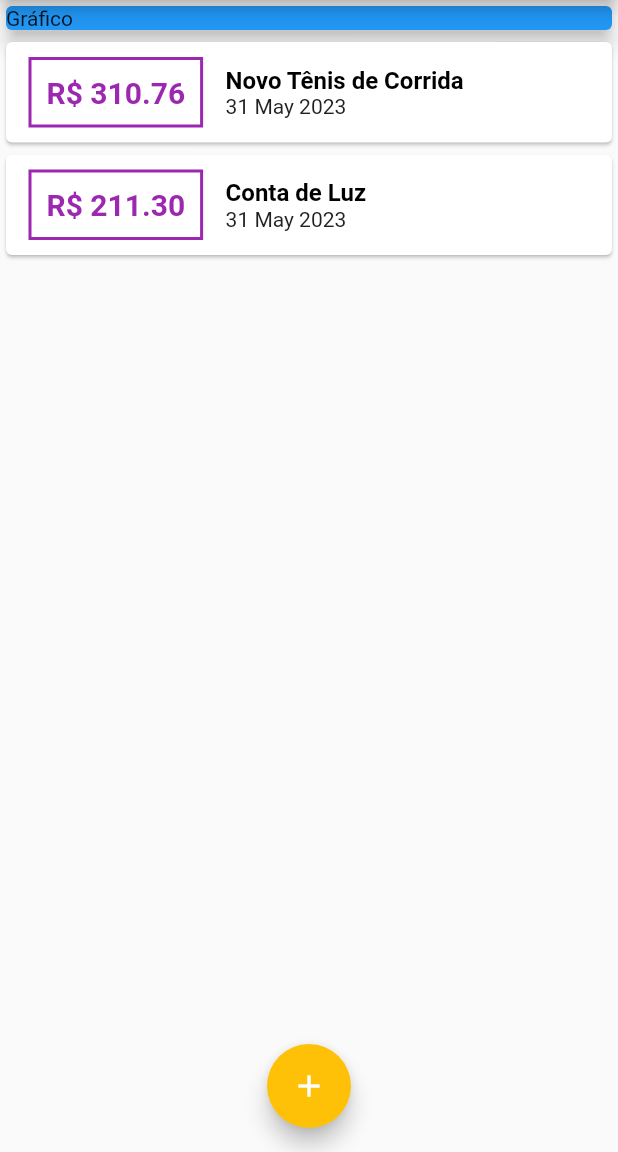
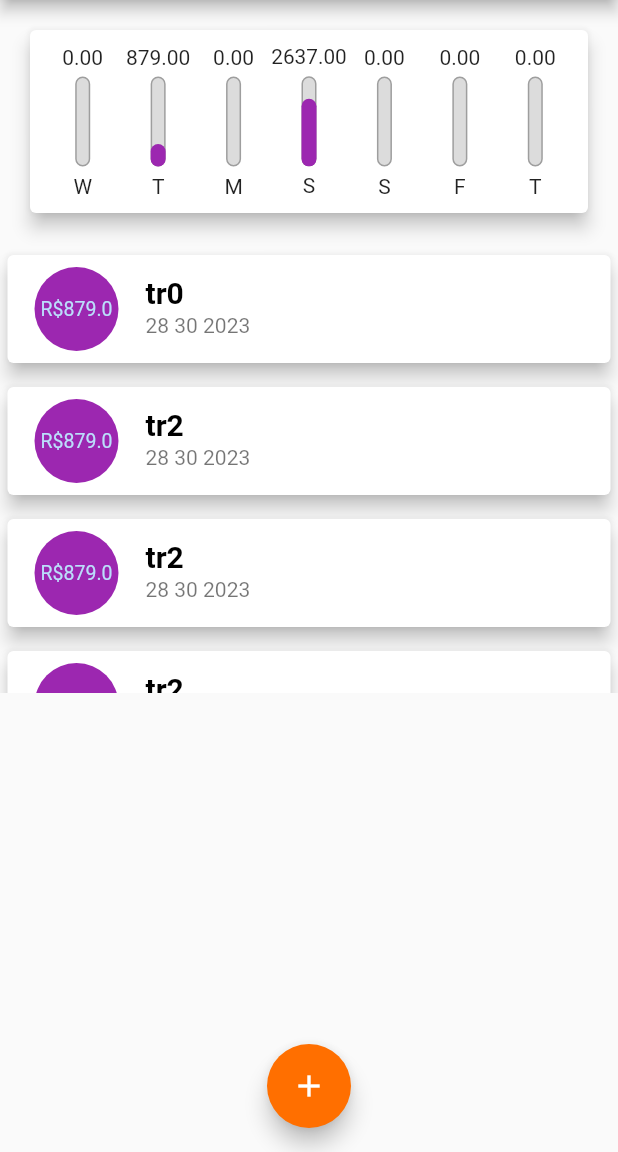
Before and after one commit to DesenvolvedorDOM23/personalexpenses, a Flutter app: the screen it shows after launch, on a phone screen of 412 x 824 dp, the part 84-1236 px from its top. Run offline on Flutter 3.47's test engine with Material 2 defaults, Android fonts, the phone set to English and light mode, and no system bars; Roboto replaces fonts that are missing (OpenSans, Quicksand).

Commit message:
crei os components chart e chartbar

```diff
--- a/lib/main.dart
+++ b/lib/main.dart
@@ -2,5 +2,5 @@ import 'package:expenses/widget/widget_app.dart';
 import 'package:flutter/material.dart';
 
 void main() {
-  runApp(MyApp());
+  runApp(const MyApp());
 }
--- /dev/null
+++ b/lib/widget/components/chart.dart
@@ -0,0 +1,61 @@
+import 'package:expenses/widget/components/chart_appbar.dart';
+import 'package:flutter/material.dart';
+import '../../model/trasaction_model.dart';
+import 'package:intl/intl.dart';
+
+class Chart extends StatelessWidget {
+  final List<Transaction> recentTransaction;
+  const Chart(this.recentTransaction);
+
+  List<Map<String, Object?>> get groupedTransaction {
+    return List.generate(7, (index) {
+      final weekDay = DateTime.now().subtract(
+        Duration(days: index),
+      );
+
+      double totalsum = 0.0;
+
+      for (var i = 0; i < recentTransaction.length; i++) {
+        bool sameDay = recentTransaction[i].date.day == weekDay.day;
+        bool sameMonth = recentTransaction[i].date.month == weekDay.month;
+        bool sameYar = recentTransaction[i].date.year == weekDay.year;
+
+        if (sameDay && sameMonth && sameYar) {
+          totalsum += recentTransaction[i].value;
+        }
+      }
+
+      return {'day': DateFormat.E().format(weekDay)[0], 'value': totalsum};
+    });
+  }
+
+  double get _weekTotalValue {
+    return groupedTransaction.fold(0.0, (sum, tr) {
+      return sum + (tr['value'] as double);
+    });
+  }
+
+  @override
+  Widget build(BuildContext context) {
+    return Card(
+      elevation: 5,
+      margin: const EdgeInsets.all(20),
+      child: Padding(
+        padding: EdgeInsets.all(10),
+        child: Row(
+          mainAxisAlignment: MainAxisAlignment.spaceAround,
+          children: groupedTransaction.map((tr) {
+            return Flexible(
+              fit: FlexFit.tight,
+              child: Chartbar(
+                label: tr['day'].toString(),
+                value: tr['value'] as double,
+                percentage: (tr['value'] as double) / _weekTotalValue,
+              ),
+            );
+          }).toList(),
+        ),
+      ),
+    );
+  }
+}
--- /dev/null
+++ b/lib/widget/components/chart_appbar.dart
@@ -0,0 +1,57 @@
+import 'package:flutter/material.dart';
+
+class Chartbar extends StatelessWidget {
+  final double? percentage;
+  final double? value;
+  final String? label;
+  Chartbar({
+    this.label,
+    this.percentage,
+    this.value,
+  });
+  @override
+  Widget build(BuildContext context) {
+    return Column(
+      children: [
+        FittedBox(
+          child: Text('${value!.toStringAsFixed(2)}'),
+        ),
+        const SizedBox(
+          height: 5,
+        ),
+        Container(
+          height: 60,
+          width: 10,
+          child: Stack(
+            alignment: Alignment.bottomCenter,
+            children: [
+              Container(
+                decoration: BoxDecoration(
+                  border: Border.all(
+                    color: Colors.grey,
+                    width: 1.0,
+                  ),
+                  color: Color.fromRGBO(220, 220, 220, 1),
+                  borderRadius: BorderRadius.circular(5),
+                ),
+              ),
+              FractionallySizedBox(
+                heightFactor: percentage,
+                child: Container(
+                  decoration: BoxDecoration(
+                    color: Theme.of(context).primaryColor,
+                    borderRadius: BorderRadius.circular(5),
+                  ),
+                ),
+              ),
+            ],
+          ),
+        ),
+        const SizedBox(
+          height: 5,
+        ),
+        Text(label.toString()),
+      ],
+    );
+  }
+}
--- a/lib/widget/components/transaction_list.dart
+++ b/lib/widget/components/transaction_list.dart
@@ -8,51 +8,53 @@ class TransactionList extends StatelessWidget {
   const TransactionList(this.transaction, {super.key});
   @override
   Widget build(BuildContext context) {
-    return Container(
+    return SizedBox(
       height: 300,
-      child: ListView.builder(
+      child: transaction.isEmpty
+          ? Column(
+              children: [
+                Padding(
+                    padding: const EdgeInsets.all(20),
+                    child: Text(
+                      "Nenhuma transação cadastrada",
+                      style: Theme.of(context).textTheme.titleLarge,
+                    )),
+                const SizedBox(
+                  height: 20,
+                ),
+                Expanded(
+                  flex: 2,
+                  child: Image.asset(
+                    'assets/images/waiting.png',
+                    fit: BoxFit.cover,
+                  ),
+                )
+              ],
+            )
+          : ListView.builder(
               itemCount: transaction.length,
               itemBuilder: (context, index) {
                 final tr = transaction[index];
                 return Card(
-              child: Row(children: [
-                Container(
-                  padding: const EdgeInsets.all(10),
-                  margin: const EdgeInsets.symmetric(
-                    horizontal: 15,
-                    vertical: 10,
+                  elevation: 5,
+                  margin: EdgeInsets.symmetric(
+                    vertical: 8,
+                    horizontal: 5,
                   ),
-                  decoration: BoxDecoration(
-                    border: Border.all(
-                      color: Colors.purple,
-                      width: 2,
+                  child: ListTile(
+                    leading: CircleAvatar(
+                      backgroundColor: Colors.purple,
+                      radius: 30,
+                      child: Padding(
+                          padding: EdgeInsets.all(6),
+                          child: FittedBox(child: Text('R\$${tr.value}'))),
                     ),
+                    title: Text(
+                      tr.title,
+                      style: Theme.of(context).textTheme.titleLarge,
                     ),
-                  child: Text(
-                    'R\$ ${tr.value.toStringAsFixed(2)}',
-                    style: const TextStyle(
-                        color: Colors.purple,
-                        fontSize: 20,
-                        fontWeight: FontWeight.bold),
+                    subtitle: Text(DateFormat('d mm y').format(tr.date)),
                   ),
-                ),
-                Column(
-                  crossAxisAlignment: CrossAxisAlignment.start,
-                  children: [
-                    Text(
-                      tr.title,
-                      style: const TextStyle(
-                          fontWeight: FontWeight.bold,
-                          color: Colors.black,
-                          fontSize: 16),
-                    ),
-                    Text(
-                      DateFormat('d MMM y').format(tr.date),
-                      style: TextStyle(color: Colors.grey[900]),
-                    ),
-                  ],
-                ),
-              ]),
                 );
               }),
     );
--- a/lib/widget/home.dart
+++ b/lib/widget/home.dart
@@ -1,4 +1,5 @@
 import 'dart:math';
+import 'package:expenses/widget/components/chart.dart';
 import 'package:flutter/material.dart';
 import '../model/trasaction_model.dart';
 import 'components/transaction_form.dart';
@@ -12,20 +13,45 @@ class HomePage extends StatefulWidget {
 }
 
 class _HomePageState extends State<HomePage> {
-  final _transactions = [
+  final List<Transaction> _transactions = [
     Transaction(
-      id: 't1',
-      title: 'Novo Tênis de Corrida',
-      value: 310.76,
-      date: DateTime.now(),
+      title: 'tr0',
+      id: 'da',
+      value: 879,
+      date: DateTime.now().subtract(
+        Duration(days: 3),
+      ),
     ),
     Transaction(
-      id: 't2',
-      title: 'Conta de Luz',
-      value: 211.30,
-      date: DateTime.now(),
+      title: 'tr2',
+      id: 'da',
+      value: 879,
+      date: DateTime.now().subtract(
+        Duration(days: 3),
+      ),
     ),
+    Transaction(
+      title: 'tr2',
+      id: 'da',
+      value: 879,
+      date: DateTime.now().subtract(
+        Duration(days: 3),
+      ),
+    ),
+    Transaction(
+        title: 'tr2',
+        id: 'da',
+        value: 879,
+        date: DateTime.now().subtract(
+          Duration(days: 1),
+        )),
   ];
+
+  List<Transaction> get _recentTransaction {
+    return _transactions.where((tr) {
+      return tr.date.isAfter(DateTime.now().subtract(Duration(days: 7)));
+    }).toList();
+  }
 
   _addTransaction(String title, double value) {
     final newTransaction = Transaction(
@@ -66,13 +92,7 @@ class _HomePageState extends State<HomePage> {
         child: Column(
           crossAxisAlignment: CrossAxisAlignment.stretch,
           children: [
-            const SizedBox(
-              child: Card(
-                color: Colors.blue,
-                child: Text('Gráfico'),
-                elevation: 5,
-              ),
-            ),
+            Chart(_recentTransaction),
             TransactionList(_transactions),
           ],
         ),
--- a/lib/widget/widget_app.dart
+++ b/lib/widget/widget_app.dart
@@ -4,32 +4,30 @@ import 'home.dart';
 class MyApp extends StatelessWidget {
   const MyApp({super.key});
 
-  // This widget is the root of your application.
   @override
   Widget build(BuildContext context) {
     final tema = ThemeData();
     return MaterialApp(
       debugShowCheckedModeBanner: false,
-      title: 'Flutter Demo',
-      theme: tema.copyWith(
-          colorScheme: tema.colorScheme.copyWith(
-            primary: Colors.purple,
-            secondary: Colors.amber,
-          ),
+      title: 'Depesas Pesoais',
+      theme: ThemeData(
+          primaryColor: Colors.purple,
+          fontFamily: 'Quicksand',
           textTheme: tema.textTheme.copyWith(
             titleLarge: const TextStyle(
               fontFamily: 'OpenSans',
-              fontSize: 18,
+              fontSize: 20,
               fontWeight: FontWeight.bold,
               color: Colors.black,
             ),
           ),
           appBarTheme: const AppBarTheme(
-            titleTextStyle: TextStyle(
-                fontFamily: 'OpenSans',
-                fontSize: 20,
-                fontWeight: FontWeight.bold),
-          )),
+            color: Colors.purple,
+            titleTextStyle:
+                TextStyle(fontSize: 20, fontWeight: FontWeight.bold),
+          ),
+          colorScheme:
+              ColorScheme.fromSwatch().copyWith(secondary: Colors.amber[900])),
       home: const HomePage(),
     );
   }
```
Also changed, not shown: pubspec.yaml (+17 -56 lines), assets/fonts/OpenSans-Bold.ttf (added), assets/fonts/OpenSans-Regular.ttf (added), assets/fonts/Quicksand-Bold.ttf (added), assets/fonts/Quicksand-Light.ttf (added), assets/fonts/Quicksand-Medium.ttf (added), assets/fonts/Quicksand-Regular.ttf (added), assets/images/waiting.png (added). Lines whose indentation alone changed are shown as unchanged.
